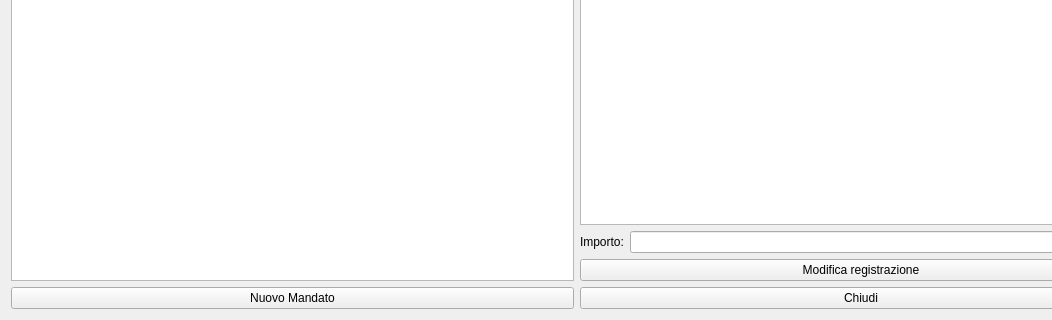
Old version of the form cmandati.ui in the repository fblabs/cimiapp2; both pictures show x 0 to 1052 and y 302 to 622 of the 1153 by 622 pixel window.
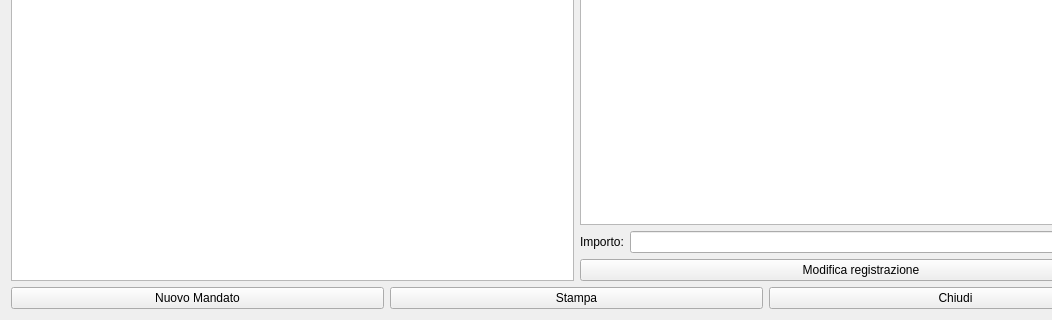
New version of the form. Icons and pictures are not drawn.

```diff
--- a/cmandati.ui
+++ b/cmandati.ui
@@ -169,6 +169,23 @@
        </property>
       </widget>
      </item>
+     <item>
+      <widget class="QPushButton" name="pushButton_4">
+       <property name="text">
+        <string>Stampa</string>
+       </property>
+       <property name="icon">
+        <iconset resource="graphics.qrc">
+         <normaloff>:/Resources/Printer-icon.png</normaloff>:/Resources/Printer-icon.png</iconset>
+       </property>
+       <property name="iconSize">
+        <size>
+         <width>32</width>
+         <height>32</height>
+        </size>
+       </property>
+      </widget>
+     </item>
      <item>
       <widget class="QPushButton" name="pushButton_2">
        <property name="text">
```
Left out of the diff: 2 changed lines with no effect on the pictures.
